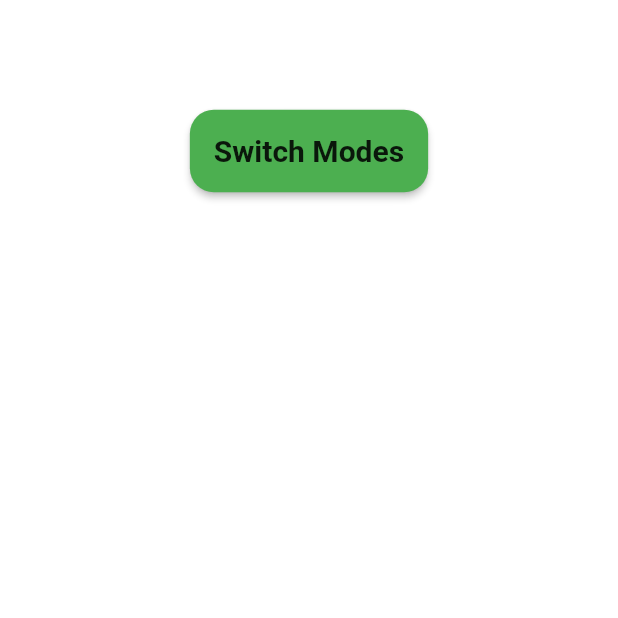
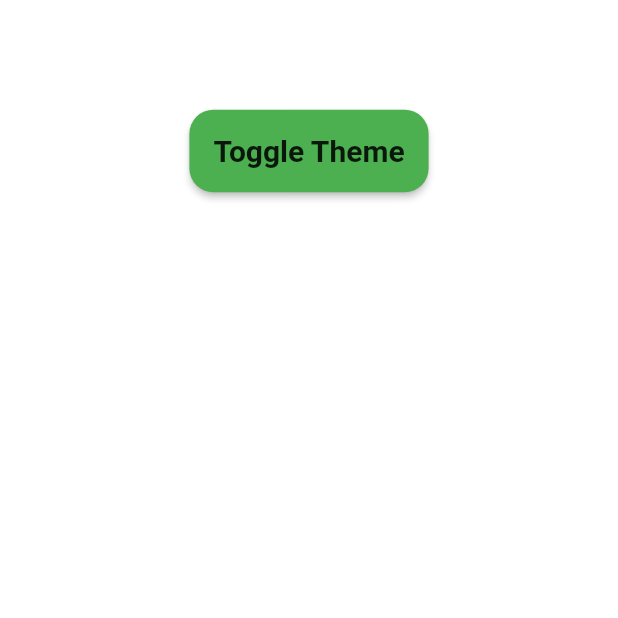
Before and after one commit to Blazebrain/article_light_dark_theme, a Flutter app: the screen it shows after launch, on a phone screen of 412 x 824 dp, the part 509-1127 px from its top. Run offline on Flutter 3.47's test engine with Material 2 defaults, Android fonts, the phone set to English and light mode, and no system bars; our stand-ins replace adaptive_theme, flutter_riverpod.

Commit message:
Final setup of sample app

```diff
--- a/lib/main.dart
+++ b/lib/main.dart
@@ -31,7 +31,7 @@ class MyApp extends StatelessWidget {
       initial: savedThemeMode ?? AdaptiveThemeMode.light,
       builder: (theme, dark) {
         return MaterialApp(
-          title: 'Article Light/Dark Theme',
+          title: 'Light/Dark Theme',
           theme: theme,
           darkTheme: dark,
           home: const HomePage(),
@@ -56,7 +56,7 @@ class HomePage extends StatelessWidget {
           Center(
             child: RawMaterialButton(
               child: const Text(
-                'Switch Modes',
+                'Toggle Theme',
                 style: TextStyle(
                   fontSize: 20,
                   fontWeight: FontWeight.bold,
```
